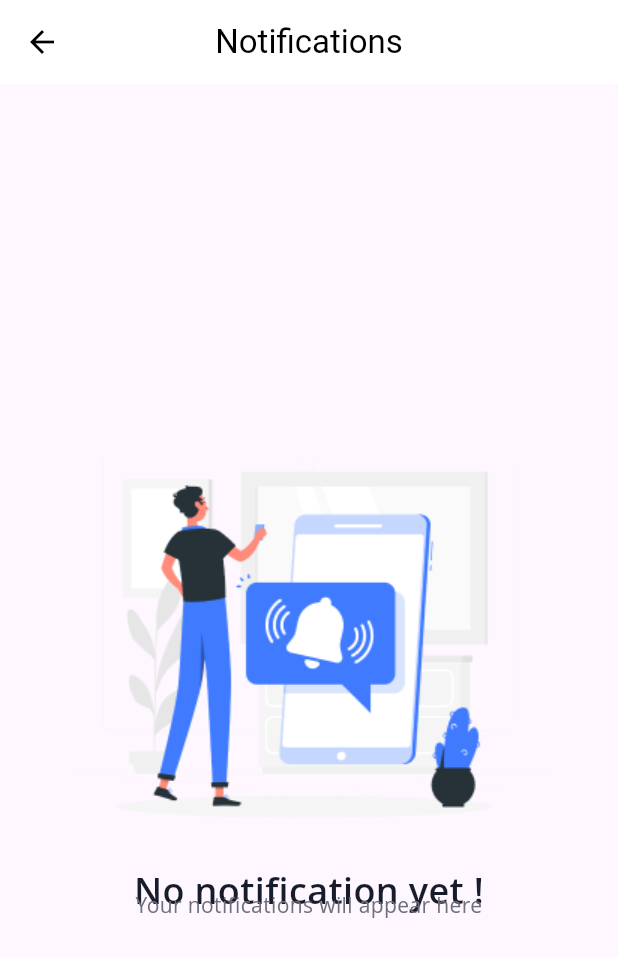
After one commit to ziad-ezzat/Khayyer_Front, a Flutter app: the NotificationsScreen screen opened directly, on a phone screen of 412 x 824 dp. The commit adds this screen. Shown: the top 957 px of the screen. Run offline on Flutter 3.47's test engine with Material 3 defaults, Android fonts, the light colour scheme and no system bars; our stand-ins replace shared_preferences; accounts and stored records are empty; Roboto replaces fonts that are missing (Open Sans).

Commit message:
add notifications page

```diff
--- a/lib/Login_Screen.dart
+++ b/lib/Login_Screen.dart
@@ -1,5 +1,6 @@
 import 'package:flutter/material.dart';
 
+import 'Notifications_Screen.dart';
 import 'shared/components/components.dart';
 
 class LoginScreen extends StatefulWidget {
@@ -162,8 +163,10 @@ class _LoginScreenState extends State<LoginScreen> {
                     text: 'login',
                     onPressed: () {
                       if (formKey.currentState!.validate()) {
-                        print(emailController.text);
-                        print(passwordController.text);
+                        Navigator.pushReplacement(
+                          context,
+                          MaterialPageRoute(builder: (context) => NotificationsScreen()),
+                        );
                       }
                     },
                     buttonColor: const Color.fromRGBO(21, 101, 192, 1),
--- /dev/null
+++ b/lib/Notifications_Screen.dart
@@ -0,0 +1,88 @@
+import 'package:flutter/material.dart';
+
+class NotificationsScreen extends StatefulWidget {
+  @override
+  _NotificationsScreenState createState() => _NotificationsScreenState();
+}
+
+class _NotificationsScreenState extends State<NotificationsScreen> {
+  List<Widget> notifications = [];
+
+  @override
+  Widget build(BuildContext context) {
+    return Scaffold(
+      appBar: AppBar(
+        elevation: 0.0,
+        backgroundColor: Colors.white,
+        leading: IconButton(
+          icon: Icon(Icons.arrow_back, color: Colors.black),
+          onPressed: () {
+            setState(() {
+              notifications = dummyNotifications();
+            });
+          },
+        ),
+        title: Text('Notifications', style: TextStyle(color: Colors.black)),
+        centerTitle: true,
+      ),
+      body: notifications.isEmpty
+          ? Center(
+        child: Column(
+          mainAxisAlignment: MainAxisAlignment.center,
+          children: <Widget>[
+            Image.asset('assets/images/PushNotifications.png'),
+            Text(
+              'No notification yet !',
+              textAlign: TextAlign.center,
+              style: TextStyle(
+                color: Color(0xFF161C2B),
+                fontSize: 24,
+                fontFamily: 'Open Sans',
+                fontWeight: FontWeight.w600,
+                height: 0.05,
+              ),
+            ),
+            Text(
+              'Your notifications will appear here',
+              textAlign: TextAlign.center,
+              style: TextStyle(
+                color: Color(0xFF6F6F79),
+                fontSize: 14,
+                fontFamily: 'Open Sans',
+                fontWeight: FontWeight.w400,
+                height: 0,
+              ),
+            ),
+          ],
+        ),
+      )
+          : ListView(
+        children: <Widget>[
+          Padding(
+            padding: const EdgeInsets.all(8.0),
+            child: Text('Today', style: TextStyle(fontSize: 18, fontWeight: FontWeight.bold)),
+          ),
+          ...notifications,
+          Padding(
+            padding: const EdgeInsets.all(8.0),
+            child: Text('Yesterday', style: TextStyle(fontSize: 18, fontWeight: FontWeight.bold)),
+          ),
+          ...notifications,
+        ],
+      ),
+    );
+  }
+
+  List<Widget> dummyNotifications() {
+    return List<Widget>.generate(
+      5,
+          (index) => ListTile(
+        leading: CircleAvatar(
+          backgroundImage: NetworkImage('https://via.placeholder.com/50'),
+        ),
+        subtitle: Text('This is a dummy notification'),
+        trailing: Text('12:00 PM'),
+      ),
+    );
+  }
+}
--- a/lib/main.dart
+++ b/lib/main.dart
@@ -1,6 +1,7 @@
 import 'package:flutter/material.dart';
 import 'package:shared_preferences/shared_preferences.dart';
 import 'Login_Screen.dart';
+import 'Notifications_Screen.dart';
 import 'onBoarding_Screen.dart';
 
 void main() {
@@ -14,9 +15,9 @@ class MyApp extends StatelessWidget {
     SharedPreferences prefs = await SharedPreferences.getInstance();
     bool? isFirstTime = prefs.getBool('first_time');
 
-    if (isFirstTime != null && !isFirstTime) { // If it's not the first time
+    if (isFirstTime != null && !isFirstTime) {
       return LoginScreen();
-    } else { // If it's the first time
+    } else {
       prefs.setBool('first_time', false);
       return OnboardingScreen();
     }
@@ -29,7 +30,7 @@ class MyApp extends StatelessWidget {
         future: getLandingPage(),
         builder: (BuildContext context, AsyncSnapshot<Widget> snapshot) {
           if (snapshot.connectionState == ConnectionState.waiting) {
-            return Container(); // Add a splash screen here while waiting
+            return Container();
           } else {
             return snapshot.data!;
           }
--- a/lib/onBoarding_Screen.dart
+++ b/lib/onBoarding_Screen.dart
@@ -1,5 +1,4 @@
 import 'package:flutter/material.dart';
-import 'package:shared_preferences/shared_preferences.dart';
 
 import 'Login_Screen.dart';
 
```
Also changed, not shown: assets/images/PushNotifications.png (added).
